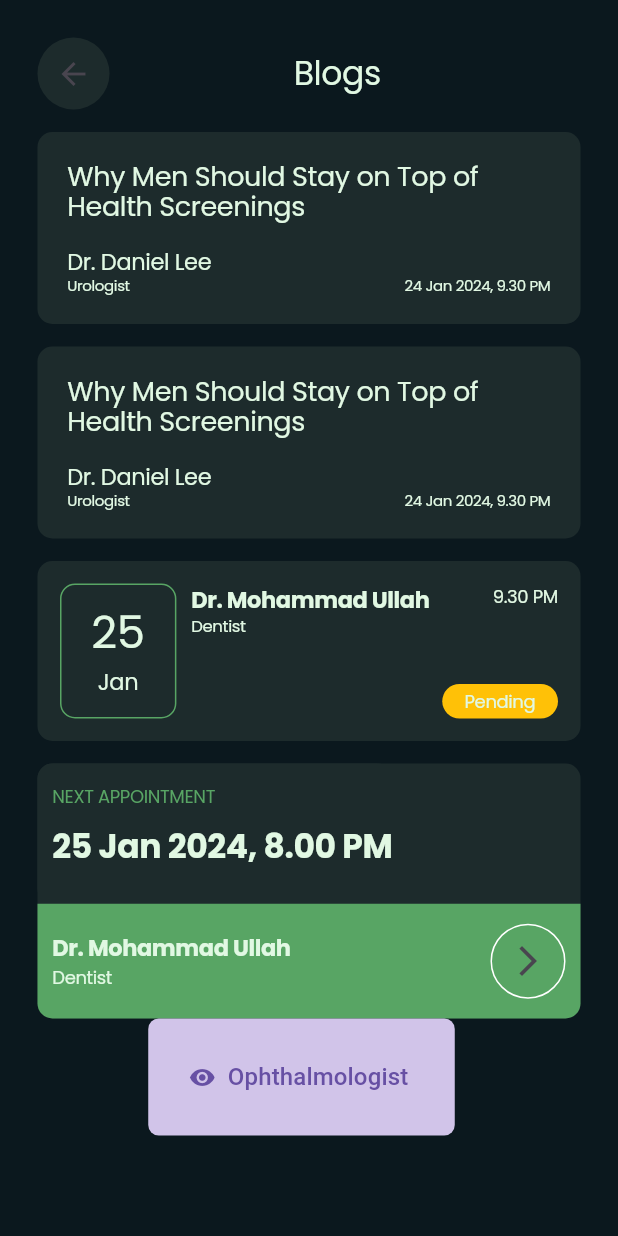
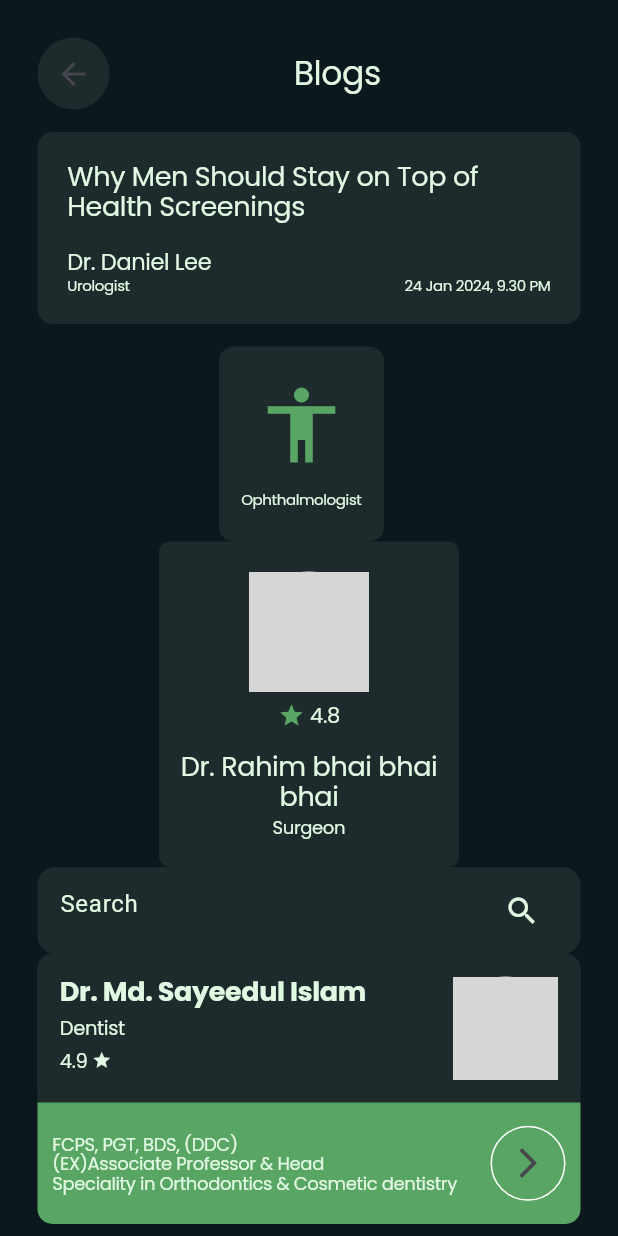
Before and after one commit to Hrithikishere/MediQueue, a Flutter app: the screen it shows after launch, on a phone screen of 412 x 824 dp. Run offline on Flutter 3.47's test engine with Material 3 defaults, Android fonts, the phone set to English and light mode, and no system bars; our stand-ins replace google_fonts; network calls fail; grey boxes are pictures that could not be loaded.

Commit message:
search bar and doctor list item added

```diff
--- a/medi_queue/lib/pages/blogs_page.dart
+++ b/medi_queue/lib/pages/blogs_page.dart
@@ -4,6 +4,8 @@ import 'package:medi_queue/util/appointment_card.dart';
 import 'package:medi_queue/util/blogs_card.dart';
 import 'package:medi_queue/util/category_card.dart';
 import 'package:medi_queue/util/common/topAppbar.dart';
+import 'package:medi_queue/util/doctor_card.dart';
+import 'package:medi_queue/util/doctor_list_item.dart';
 import 'package:medi_queue/util/next_appointment_card.dart';
 
 class BlogsPage extends StatelessWidget {
@@ -20,13 +22,38 @@ class BlogsPage extends StatelessWidget {
           children: [
             TopAppBar(),
             BlogsCard(),
-            BlogsCard(),
-            AppointmentCard(),
-            NextAppointmentCard(),
-            CategoryCard(
-                cardName: "Ophthalmologist",
-                icon: Icon(Icons.remove_red_eye_sharp),
-                onPressed: () {})
+            // BlogsCard(),
+            // AppointmentCard(),
+            // NextAppointmentCard(),
+            CategoryCard(cardName: "Ophthalmologist", onPressed: () {}),
+            const DoctorCard(
+              doctorImageAddress:
+                  'https://static.vecteezy.com/system/resources/thumbnails/028/287/384/small/a-mature-indian-male-doctor-on-a-white-background-ai-generated-photo.jpg',
+              doctorName: 'Dr. Rahim bhai bhai bhai',
+              doctorRating: '4.8',
+              doctorType: 'Surgeon',
+            ),
+            //Search Bar
+            Container(
+              padding: const EdgeInsets.symmetric(horizontal: 15, vertical: 5),
+              decoration: BoxDecoration(
+                color: glassyColor,
+                borderRadius: BorderRadius.circular(12),
+              ),
+              child: TextField(
+                style: TextStyle(color: textLightColor),
+                decoration: InputDecoration(
+                  hintText: 'Search',
+                  hintStyle: TextStyle(color: textLightColor),
+                  suffixIcon: Icon(
+                    Icons.search,
+                    color: textLightColor,
+                  ),
+                  border: InputBorder.none,
+                ),
+              ),
+            ),
+            DoctorListItem(),
           ],
         ),
       )),
--- a/medi_queue/lib/pages/home_page.dart
+++ b/medi_queue/lib/pages/home_page.dart
@@ -127,22 +127,18 @@ class HomePage extends StatelessWidget {
                   children: [
                     CategoryCard(
                       cardName: "Surgeon",
-                      icon: Icon(Icons.airline_seat_flat_angled_outlined),
                       onPressed: () {},
                     ),
                     CategoryCard(
                       cardName: "Dentist",
-                      icon: Icon(Icons.sentiment_very_satisfied_outlined),
                       onPressed: () {},
                     ),
                     CategoryCard(
                       cardName: "Pharmacist",
-                      icon: Icon(Icons.medication_rounded),
                       onPressed: () {},
                     ),
                     CategoryCard(
                       cardName: "Nutritionist",
-                      icon: Icon(Icons.food_bank_outlined),
                       onPressed: () {},
                     ),
                   ],
--- a/medi_queue/lib/util/category_card.dart
+++ b/medi_queue/lib/util/category_card.dart
@@ -1,31 +1,44 @@
 import 'package:flutter/material.dart';
+import 'package:medi_queue/framework/helpers/constants/colors.dart';
 
 class CategoryCard extends StatelessWidget {
   final String cardName;
-  final Icon icon;
   VoidCallback onPressed;
   CategoryCard({
     required this.cardName,
-    required this.icon,
     required this.onPressed,
   });
 
   @override
   Widget build(BuildContext context) {
     return Container(
+        height: 130,
         margin: EdgeInsets.only(right: 10),
         padding: EdgeInsets.all(15),
         decoration: BoxDecoration(
-          color: Colors.deepPurple[100],
-          borderRadius: BorderRadius.circular(7)),
-      child: TextButton.icon(
-        onPressed: onPressed,
-        icon: icon,
-        label: Text(
+            color: glassyColor, borderRadius: BorderRadius.circular(10)),
+        child: InkWell(
+          onTap: onPressed,
+          child: Column(
+            mainAxisAlignment: MainAxisAlignment.center,
+            children: [
+              Icon(
+                Icons.accessibility_outlined,
+                size: 60,
+                color: secondaryColor,
+              ),
+              const SizedBox(
+                height: 14,
+              ),
+              Text(
                 cardName,
-          style: TextStyle(fontSize: 16),
+                style: Theme.of(context)
+                    .textTheme
+                    .displayLarge!
+                    .copyWith(fontSize: 10),
               ),
+            ],
           ),
-    );
+        ));
   }
 }
--- a/medi_queue/lib/util/doctor_card.dart
+++ b/medi_queue/lib/util/doctor_card.dart
@@ -1,4 +1,5 @@
 import 'package:flutter/material.dart';
+import 'package:medi_queue/framework/helpers/constants/colors.dart';
 
 class DoctorCard extends StatelessWidget {
   final String doctorImageAddress;
@@ -16,19 +17,20 @@ class DoctorCard extends StatelessWidget {
   @override
   Widget build(BuildContext context) {
     return Container(
-      margin: EdgeInsets.only(right: 10),
       child: Center(
         child: Container(
-          width: 160,
+          padding: EdgeInsets.symmetric(vertical: 20),
+          width: 200,
           decoration: BoxDecoration(
-            color: Colors.deepPurple[100],
+            color: glassyColor,
             borderRadius: BorderRadius.circular(7),
           ),
           child: Column(
             mainAxisAlignment: MainAxisAlignment.center,
             children: [
+              //image
               CircleAvatar(
-                radius: 35,
+                radius: 40,
                 backgroundImage: NetworkImage(
                   doctorImageAddress,
                 ),
@@ -40,28 +42,31 @@ class DoctorCard extends StatelessWidget {
                 children: [
                   Icon(
                     Icons.star,
-                    color: Colors.amber,
-                    size: 15,
+                    color: secondaryColor,
+                    size: 18,
                   ),
                   Text(
                     " $doctorRating",
-                    style: TextStyle(fontSize: 12),
+                    style: Theme.of(context).textTheme.displayLarge!.copyWith(
+                          fontSize: 14,
+                        ),
                   ),
                 ],
               ),
-              SizedBox(height: 7),
+              SizedBox(height: 15),
               Text(
                 doctorName,
-                style: TextStyle(
-                  fontSize: 16,
-                  fontWeight: FontWeight.bold,
-                ),
+                textAlign: TextAlign.center,
+                style: Theme.of(context).textTheme.displayLarge!.copyWith(
+                      fontSize: 18,
+                    ),
               ),
+              SizedBox(height: 4),
               Text(
                 doctorType,
-                style: TextStyle(
-                  fontSize: 12,
-                ),
+                style: Theme.of(context).textTheme.displayLarge!.copyWith(
+                      fontSize: 12,
+                    ),
               ),
             ],
           ),
--- /dev/null
+++ b/medi_queue/lib/util/doctor_list_item.dart
@@ -0,0 +1,135 @@
+import 'package:flutter/material.dart';
+import 'package:medi_queue/framework/helpers/constants/colors.dart';
+
+class DoctorListItem extends StatelessWidget {
+  const DoctorListItem({super.key});
+
+  @override
+  Widget build(BuildContext context) {
+    return Container(
+      height: 180,
+      decoration: BoxDecoration(
+          color: glassyColor, borderRadius: BorderRadius.circular(10)),
+      child: Column(
+        crossAxisAlignment: CrossAxisAlignment.start,
+        children: [
+          //upper side
+          Flexible(
+            flex: 11,
+            child: Container(
+              padding: EdgeInsets.symmetric(horizontal: 15, vertical: 15),
+              decoration: BoxDecoration(
+                  color: glassyColor, borderRadius: BorderRadius.circular(10)),
+              child: Row(
+                mainAxisAlignment: MainAxisAlignment.spaceBetween,
+                children: [
+                  //doctor name category rating
+                  Column(
+                    crossAxisAlignment: CrossAxisAlignment.start,
+                    children: [
+                      Text(
+                        "Dr. Md. Sayeedul Islam",
+                        style: Theme.of(context)
+                            .textTheme
+                            .displayLarge!
+                            .copyWith(
+                                fontSize: 18, fontWeight: FontWeight.bold),
+                      ),
+                      SizedBox(height: 7),
+                      Text(
+                        "Dentist",
+                        style:
+                            Theme.of(context).textTheme.displayLarge!.copyWith(
+                                  fontSize: 13,
+                                ),
+                      ),
+                      SizedBox(height: 7),
+                      //Ratings
+                      Row(
+                        crossAxisAlignment: CrossAxisAlignment.center,
+                        children: [
+                          Text(
+                            "4.9",
+                            style: Theme.of(context)
+                                .textTheme
+                                .displayLarge!
+                                .copyWith(
+                                  fontSize: 13,
+                                ),
+                          ),
+                          Padding(
+                            padding: const EdgeInsets.only(left: 3, bottom: 2),
+                            child: Icon(
+                              Icons.star,
+                              color: textLightColor,
+                              size: 13,
+                            ),
+                          )
+                        ],
+                      ),
+                    ],
+                  ),
+                  CircleAvatar(
+                    radius: 35,
+                    backgroundImage: NetworkImage(
+                      'https://static.vecteezy.com/system/resources/thumbnails/028/287/384/small/a-mature-indian-male-doctor-on-a-white-background-ai-generated-photo.jpg',
+                    ),
+                  ),
+                ],
+              ),
+            ),
+          ),
+          //bottom side
+          Flexible(
+            flex: 9,
+            child: Container(
+              padding: const EdgeInsets.only(left: 10, right: 10),
+              decoration: BoxDecoration(
+                color: secondaryColor,
+                borderRadius: const BorderRadius.only(
+                  bottomLeft: Radius.circular(10),
+                  bottomRight: Radius.circular(10),
+                ),
+              ),
+              child: Row(
+                mainAxisAlignment: MainAxisAlignment.spaceBetween,
+                children: [
+                  //left side
+                  Container(
+                    child: Column(
+                        crossAxisAlignment: CrossAxisAlignment.start,
+                        mainAxisAlignment: MainAxisAlignment.center,
+                        children: [
+                          Text(
+                            "FCPS, PGT, BDS, (DDC) \n(EX)Associate Professor & Head \nSpeciality in Orthodontics & Cosmetic dentistry",
+                            style: Theme.of(context)
+                                .textTheme
+                                .displayLarge!
+                                .copyWith(
+                                  fontSize: 12,
+                                ),
+                          ),
+                        ]),
+                  ),
+                  //right side
+                  Container(
+                    width: 50,
+                    height: 50,
+                    decoration: BoxDecoration(
+                        color: secondaryColor,
+                        border: Border.all(color: Colors.white),
+                        borderRadius: BorderRadius.circular(50)),
+                    child: IconButton(
+                      onPressed: () {},
+                      icon: Icon(Icons.arrow_forward_ios),
+                    ),
+                  ),
+                ],
+              ),
+            ),
+          ),
+        ],
+      ),
+    );
+  }
+}
```
Lines whose indentation alone changed are shown as unchanged.
